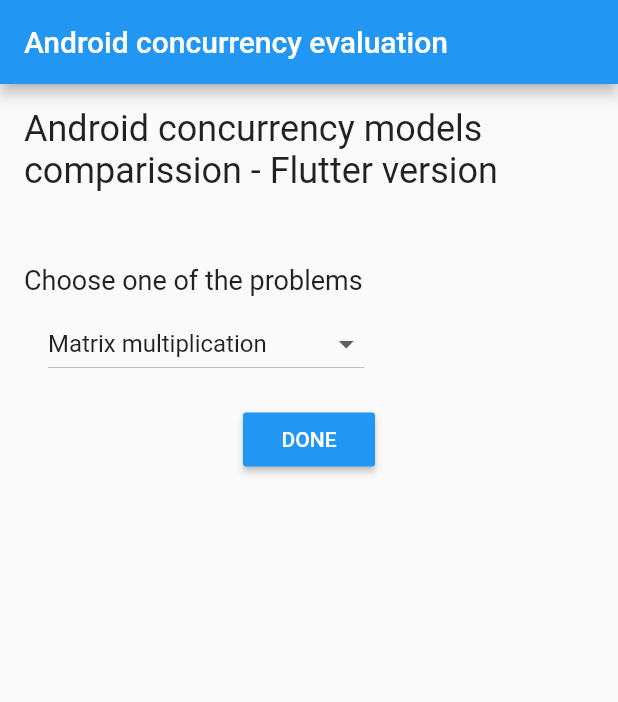
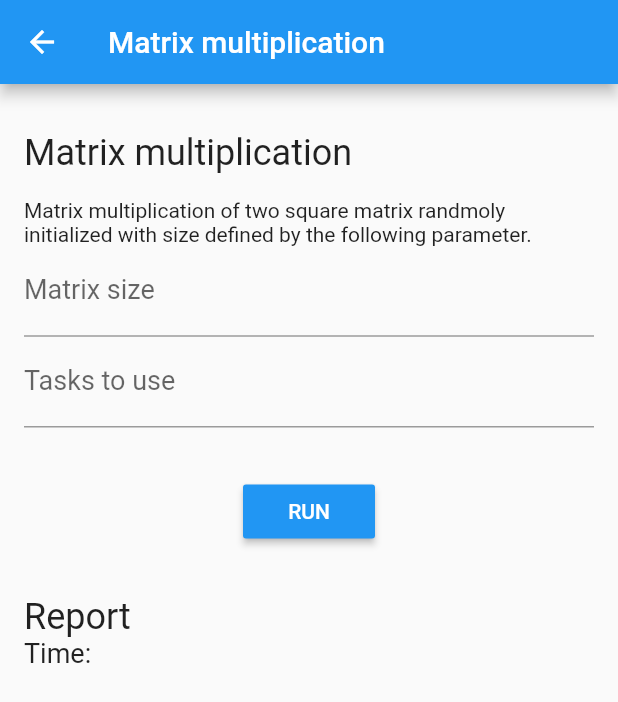
Before and after one commit to WilliamWV/androidConcAndSync_Flutter, a Flutter app: the screen it shows after launch, after a tap on "DONE", on a phone screen of 412 x 824 dp. Shown: the top 702 px of the screen. Run offline on Flutter 3.47's test engine with Material 2 defaults, Android fonts, the phone set to English and light mode, and no system bars.

Commit message:
Implemented MatMultScreen

```diff
--- a/lib/constants.dart
+++ b/lib/constants.dart
@@ -1,12 +1,15 @@
 
 // UI Constants
 const double LABEL_FONT_SIZE = 18.0;
+const double DESCRIPTION_FONT_SIZE = 14.0;
 const double TITLE_FONT_SIZE = 24.0;
 
 const double LARGE_PADDING = 32.0;
 const double MID_PADDING = 16.0;
 const double SMALL_PADDING = 4.0;
 
+const String REPORT = "Report";
+const String TIME = "Time:";
 const String TITLE = "Android concurrency models comparission - Flutter version";
 
 // Problem Constants
@@ -20,3 +23,14 @@ const String PROD_CONS = "Producers and consumers";
 const List PROBLEMS = [
   MAT_MULT, CONC_SUM, PHILOSOPHERS, IMG_DOWN, PROD_CONS
 ];
+const PROBL_DESCRIPTION = {
+  MAT_MULT: "Matrix multiplication of two square matrix randmoly initialized " +
+      "with size defined by the following parameter.",
+  CONC_SUM: "Concurrent sum of numbers that is done by assigning subsums to " +
+      "different tasks and aggregating the results at the end.",
+  PHILOSOPHERS: "Philosophers problem used to explore justice on task " +
+      "scheduling.",
+  IMG_DOWN: "Test downloading images",
+  PROD_CONS: "Uses Producers-Consumers problem to explore synchronization " +
+      "methods"
+};
--- a/lib/screens/InitScreen.dart
+++ b/lib/screens/InitScreen.dart
@@ -1,3 +1,4 @@
+import 'package:androidconcurrency/screens/MatMultScreen.dart';
 import 'package:androidconcurrency/widgets/ProblemChooser.dart';
 import 'package:flutter/material.dart';
 
@@ -27,37 +28,12 @@ class _InitScreenState extends State<InitScreen> {
 
   @override
   Widget build(BuildContext context) {
-    // This method is rerun every time setState is called, for instance as done
-    // by the _incrementCounter method above.
-    //
-    // The Flutter framework has been optimized to make rerunning build methods
-    // fast, so that you can just rebuild anything that needs updating rather
-    // than having to individually change instances of widgets.
     return Scaffold(
       appBar: AppBar(
-        // Here we take the value from the MyHomePage object that was created by
-        // the App.build method, and use it to set our appbar title.
         title: Text(widget.title),
       ),
       body: Center(
-        // Center is a layout widget. It takes a single child and positions it
-        // in the middle of the parent.
         child: Column(
-
-          // Column is also a layout widget. It takes a list of children and
-          // arranges them vertically. By default, it sizes itself to fit its
-          // children horizontally, and tries to be as tall as its parent.
-          //
-          // Invoke "debug painting" (press "p" in the console, choose the
-          // "Toggle Debug Paint" action from the Flutter Inspector in Android
-          // Studio, or the "Toggle Debug Paint" command in Visual Studio Code)
-          // to see the wireframe for each widget.
-          //
-          // Column has various properties to control how it sizes itself and
-          // how it positions its children. Here we use mainAxisAlignment to
-          // center the children vertically; the main axis here is the vertical
-          // axis because Columns are vertical (the cross axis would be
-          // horizontal).
           mainAxisAlignment: MainAxisAlignment.start,
           children: <Widget>[
             Container(
@@ -70,7 +46,6 @@ class _InitScreenState extends State<InitScreen> {
             ProblemChooser(key: pcKey),
             RaisedButton(
               textColor: Colors.white,
-              padding: const EdgeInsets.all(0.0),
               color: Colors.blue,
               child: Text(
                   "DONE"
@@ -85,7 +60,9 @@ class _InitScreenState extends State<InitScreen> {
   void pressedDone(){
     var problem = pcKey.currentState.selectedProblem;
     switch(problem){
-      case MAT_MULT: break;
+      case MAT_MULT:
+        Navigator.push(context, MaterialPageRoute(builder: (context) => MatMultScreen()));
+        break;
       case CONC_SUM: break;
       case PHILOSOPHERS: break;
       case IMG_DOWN: break;
--- /dev/null
+++ b/lib/screens/MatMultScreen.dart
@@ -0,0 +1,95 @@
+
+
+import 'package:androidconcurrency/constants.dart';
+import 'package:flutter/cupertino.dart';
+import 'package:flutter/material.dart';
+
+class MatMultScreen extends StatefulWidget{
+  MatMultScreen({Key key}): super(key: key);
+
+  @override
+  _MatMultState createState() => _MatMultState();
+
+}
+
+class _MatMultState extends State<MatMultScreen>{
+
+  int _reportTime;
+  String _reportTimeText = "";
+
+  @override
+  Widget build(BuildContext context) {
+    return Scaffold(
+      appBar: AppBar(
+          title: Text(MAT_MULT)
+      ),
+      body: Center(
+        child: Container(
+          padding: new EdgeInsets.all(MID_PADDING),
+          child: Column(
+            crossAxisAlignment: CrossAxisAlignment.start,
+            mainAxisAlignment: MainAxisAlignment.start,
+            children: <Widget>[
+              Container(
+                child:Text(
+                  MAT_MULT,
+                  style: TextStyle(fontSize: TITLE_FONT_SIZE),
+                ),
+                padding: EdgeInsets.symmetric(vertical: MID_PADDING)
+              ),
+              Text(
+                PROBL_DESCRIPTION[MAT_MULT],
+                style: TextStyle(fontSize: DESCRIPTION_FONT_SIZE)
+              ),
+              TextField(
+                decoration: new InputDecoration(
+                  labelText: "Matrix size",
+                  labelStyle: TextStyle(fontSize: LABEL_FONT_SIZE)
+                ),
+                keyboardType: TextInputType.number,
+              ),
+              TextField(
+                decoration: new InputDecoration(
+                    labelText: "Tasks to use",
+                    labelStyle: TextStyle(fontSize: LABEL_FONT_SIZE)
+                ),
+                keyboardType: TextInputType.number,
+              ),
+              Container(
+                alignment: Alignment(0.0, 0.0),
+                padding: EdgeInsets.symmetric(vertical: LARGE_PADDING),
+                child:RaisedButton(
+                  textColor: Colors.white,
+                  color: Colors.blue,
+                  child: Text(
+                      "RUN"
+                  ),
+                  onPressed: runMM,
+                )
+              ),
+              Text(
+                REPORT,
+                style: TextStyle(fontSize: TITLE_FONT_SIZE),
+              ),
+              Row(
+                children: <Widget>[
+                  Text(
+                    TIME,
+                    style: TextStyle(fontSize: LABEL_FONT_SIZE),
+                  ),
+                  Text(
+                    _reportTimeText,
+                    style: TextStyle(fontSize: LABEL_FONT_SIZE),
+                  )
+                ],
+              )
+            ],
+          ),
+        ),
+      ),
+    );
+  }
+  void runMM(){
+
+  }
+}
```
